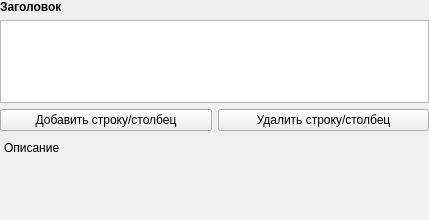
Qt form designer/forms/formtable.ui (Artemako/auto-exec-doc) before a commit.
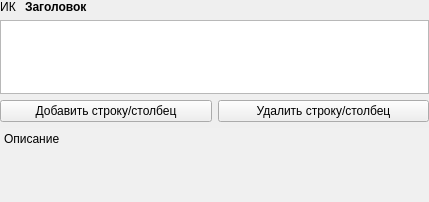
The same form after that commit.

Patch:
```diff
--- a/designer/forms/formtable.ui
+++ b/designer/forms/formtable.ui
@@ -7,7 +7,7 @@
     <x>0</x>
     <y>0</y>
     <width>429</width>
-    <height>220</height>
+    <height>202</height>
    </rect>
   </property>
   <property name="maximumSize">
@@ -19,7 +19,7 @@
   <property name="windowTitle">
    <string>Form</string>
   </property>
-  <layout class="QHBoxLayout" name="horizontalLayout">
+  <layout class="QVBoxLayout" name="verticalLayout">
    <property name="leftMargin">
     <number>0</number>
    </property>
@@ -33,7 +33,20 @@
     <number>0</number>
    </property>
    <item>
-    <layout class="QVBoxLayout" name="verticalLayout">
+    <layout class="QHBoxLayout" name="hl" stretch="0,1">
+     <property name="spacing">
+      <number>9</number>
+     </property>
+     <item>
+      <widget class="QLabel" name="label_typetag">
+       <property name="text">
+        <string>ИК</string>
+       </property>
+       <property name="alignment">
+        <set>Qt::AlignCenter</set>
+       </property>
+      </widget>
+     </item>
      <item>
       <widget class="QLabel" name="title">
        <property name="minimumSize">
@@ -59,6 +72,8 @@
        </property>
       </widget>
      </item>
+    </layout>
+   </item>
      <item>
       <widget class="QTableWidget" name="table"/>
      </item>
@@ -106,8 +121,6 @@
 &lt;p style=&quot; margin-top:0px; margin-bottom:0px; margin-left:0px; margin-right:0px; -qt-block-indent:0; text-indent:0px;&quot;&gt;Описание&lt;/p&gt;&lt;/body&gt;&lt;/html&gt;</string>
        </property>
       </widget>
-     </item>
-    </layout>
    </item>
   </layout>
  </widget>
```
Lines whose indentation alone changed are shown as unchanged.
